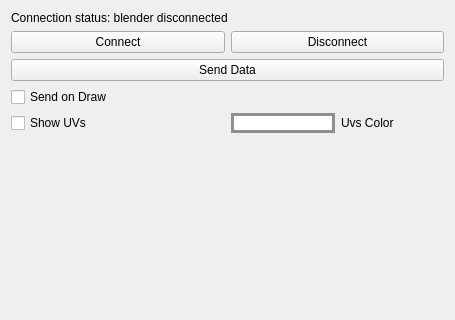
heisenshark/blender-krita-link-plugin, file KritaBlenderLink/BlenderKritaLinkUI.ui: the form before one commit; both pictures show x 0 to 455 and y 0 to 320 of the 455 by 549 pixel window.
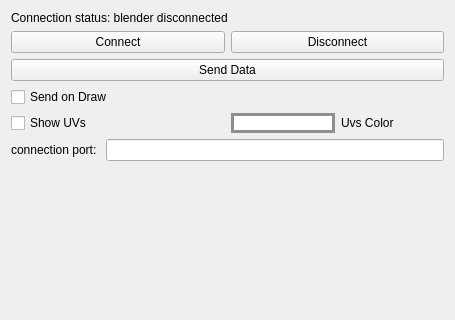
The form after the commit.

Commit message: added port change option to plugin

The edit to the form file:
```diff
--- a/KritaBlenderLink/BlenderKritaLinkUI.ui
+++ b/KritaBlenderLink/BlenderKritaLinkUI.ui
@@ -88,6 +88,20 @@
      </item>
     </layout>
    </item>
+   <item>
+    <layout class="QHBoxLayout" name="horizontalLayout_4">
+     <item>
+      <widget class="QLabel" name="label">
+       <property name="text">
+        <string>connection port: </string>
+       </property>
+      </widget>
+     </item>
+     <item>
+      <widget class="QLineEdit" name="connection_port"/>
+     </item>
+    </layout>
+   </item>
    <item>
     <widget class="QFrame" name="ImagesFrame">
      <property name="sizePolicy">
```
The commit also changes 5 other files.
